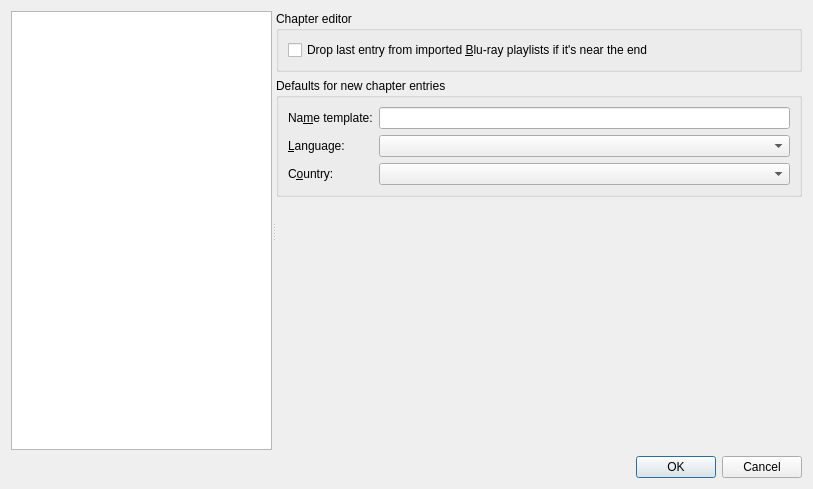
First picture: the form in src/mkvtoolnix-gui/forms/main_window/preferences_dialog.ui, repository jpsdr/MKVToolnix-Windows-7, before the edit.
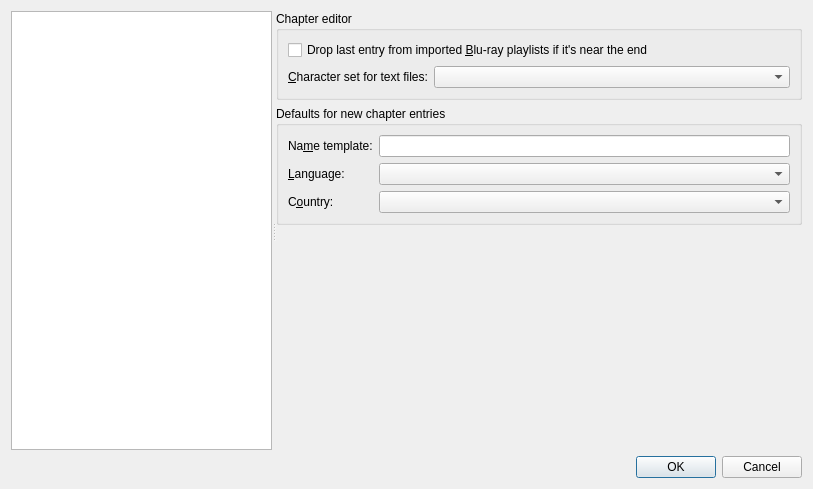
Second picture: the form after the edit. The open tabs and pages were chosen to show the change. Icons and pictures are not drawn. Custom widgets are drawn as their Qt base class.

Commit message:
GUI: chapters: add default character set preference for text chapter files
Implements #1874.

Patch:
```diff
--- a/src/mkvtoolnix-gui/forms/main_window/preferences_dialog.ui
+++ b/src/mkvtoolnix-gui/forms/main_window/preferences_dialog.ui
@@ -1193,6 +1193,30 @@
              </property>
             </widget>
            </item>
+           <item>
+            <layout class="QHBoxLayout" name="horizontalLayout_12">
+             <item>
+              <widget class="QLabel" name="label_17">
+               <property name="text">
+                <string>&amp;Character set for text files:</string>
+               </property>
+               <property name="buddy">
+                <cstring>cbCETextFileCharacterSet</cstring>
+               </property>
+              </widget>
+             </item>
+             <item>
+              <widget class="mtx::gui::Util::CharacterSetComboBox" name="cbCETextFileCharacterSet">
+               <property name="sizePolicy">
+                <sizepolicy hsizetype="Expanding" vsizetype="Fixed">
+                 <horstretch>0</horstretch>
+                 <verstretch>0</verstretch>
+                </sizepolicy>
+               </property>
+              </widget>
+             </item>
+            </layout>
+           </item>
           </layout>
          </widget>
         </item>
```
Left out of the diff: 6 changed lines with no effect on the pictures. The commit also changes 5 other files.
